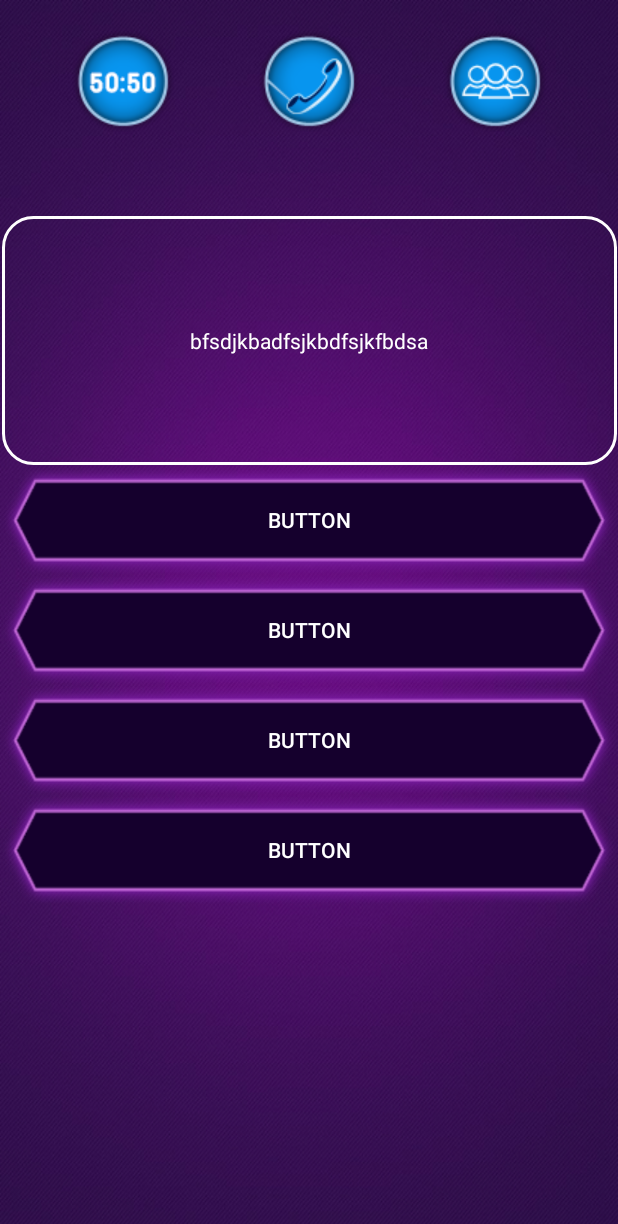
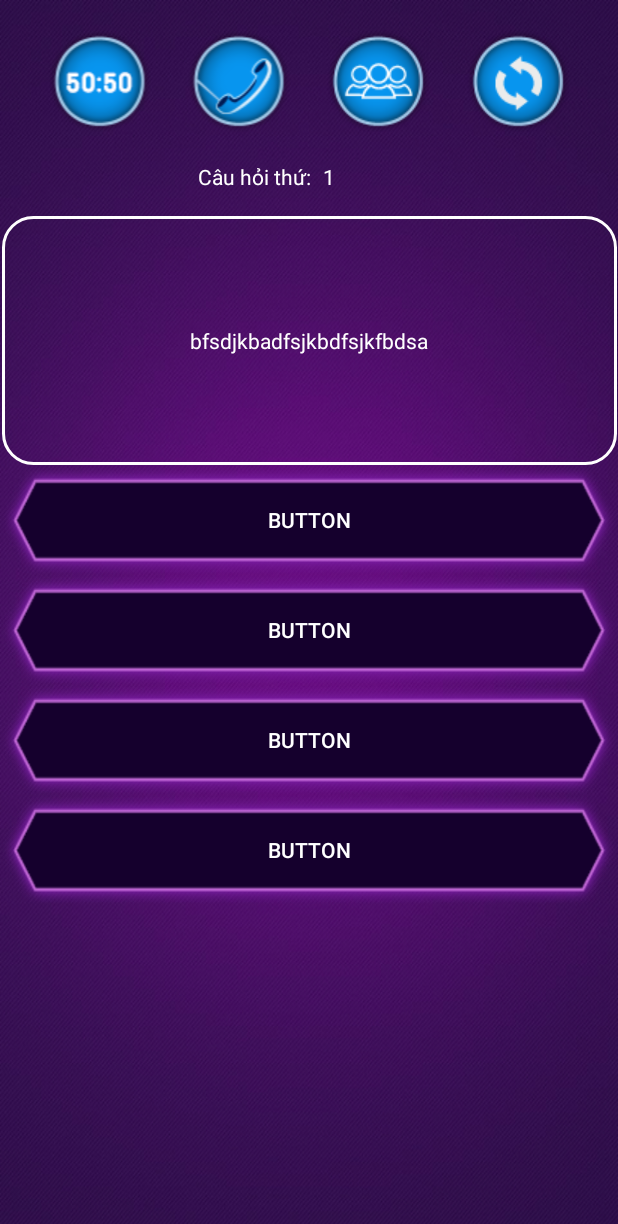
Before and after one commit to trinhsytuan/AiLaTrieuPhu2, an Android app: the ai_la_trieu_phu_player screen opened directly, with no data from a screen before it, on a phone screen of 412 x 824 dp. Shown: the top 1224 px of the screen. Run offline under Robolectric (Android 15) with nearby library versions, the phone set to English and light mode, and no system bars; network calls fail; 8 statements that could not run were skipped.

Commit message:
update code

```diff
--- a/app/src/main/java/com/example/ailatrieuphu/SoundPlayer.java
+++ b/app/src/main/java/com/example/ailatrieuphu/SoundPlayer.java
@@ -2,6 +2,7 @@ package com.example.ailatrieuphu;
 
 import android.content.Context;
 import android.media.MediaPlayer;
+import android.util.Log;
 
 public class SoundPlayer {
     private MediaPlayer mediaPlayer;
@@ -21,6 +22,7 @@ public class SoundPlayer {
             mediaPlayer.start();
         }
     }
+
     public void GioiThieuLuatChoi() {
         mediaPlayer = MediaPlayer.create(context, R.raw.luatchoi_b);
 
@@ -40,7 +42,7 @@ public class SoundPlayer {
 
 
     public void stopMediaPlayer() {
-        if(mediaPlayer.isPlaying()) {
+        if (mediaPlayer.isPlaying()) {
             mediaPlayer.stop();
         }
     }
@@ -51,6 +53,7 @@ public class SoundPlayer {
             mediaPlayer = null;
         }
     }
+
     public void playNhac1den5() {
 
         playNen = MediaPlayer.create(context, R.raw.background_music);
@@ -61,6 +64,7 @@ public class SoundPlayer {
             playNen.start();
         }
     }
+
     public void playNhac6den9() {
         playNen = MediaPlayer.create(context, R.raw.background_music_b);
         playNen.setLooping(true);
@@ -70,6 +74,7 @@ public class SoundPlayer {
             playNen.start();
         }
     }
+
     public void playNhac10den15() {
         playNen = MediaPlayer.create(context, R.raw.background_music_c);
         playNen.setLooping(true);
@@ -79,23 +84,31 @@ public class SoundPlayer {
             playNen.start();
         }
     }
+
     public void nhaccauhoi(int id) {
         String resourceName = "ques" + id;
         int resID = context.getResources().getIdentifier(resourceName, "raw", context.getPackageName());
         cauhoi = MediaPlayer.create(context, resID);
 
-        if(cauhoi.isPlaying()) {
+        if (cauhoi.isPlaying()) {
             cauhoi.pause();
-        }
-        else{
+        } else {
             cauhoi.start();
         }
     }
+
     public void stopNen() {
         if (playNen != null) {
-            playNen.stop();
+            playNen.pause();
         }
     }
+
+    public void startNen() {
+        if (playNen != null) {
+            playNen.start();
+        }
+    }
+
     public void destoryAll() {
         if (mediaPlayer != null) {
             mediaPlayer.release();
@@ -106,9 +119,9 @@ public class SoundPlayer {
             cauhoi = null;
         }
         if (playNen != null) {
-            playNen.release();
-            playNen = null;
+            playNen.pause();
         }
 
     }
+
 }
--- a/app/src/main/res/layout/activity_ai_la_trieu_phu_player.xml
+++ b/app/src/main/res/layout/activity_ai_la_trieu_phu_player.xml
@@ -44,7 +44,7 @@
             android:layout_height="wrap_content"
             android:layout_weight="1"
             android:src="@drawable/btn_change_bg"
-            android:visibility="gone" />
+            android:visibility="visible" />
     </LinearLayout>
 
     <TextView
@@ -116,4 +116,25 @@
         </LinearLayout>
     </LinearLayout>
 
+    <TextView
+        android:id="@+id/textView6"
+        android:layout_width="wrap_content"
+        android:layout_height="wrap_content"
+        android:layout_marginStart="132dp"
+        android:layout_marginTop="20dp"
+        android:text="Câu hỏi thứ:"
+        android:textColor="#ffffff"
+        app:layout_constraintStart_toStartOf="parent"
+        app:layout_constraintTop_toBottomOf="@+id/linearLayout" />
+
+    <TextView
+        android:id="@+id/cauhoi"
+        android:layout_width="wrap_content"
+        android:layout_height="wrap_content"
+        android:layout_marginStart="8dp"
+        android:layout_marginTop="20dp"
+        android:textColor="#ffffff"
+        app:layout_constraintStart_toEndOf="@+id/textView6"
+        app:layout_constraintTop_toBottomOf="@+id/linearLayout" />
+
 </androidx.constraintlayout.widget.ConstraintLayout>
```
Also changed, not shown: app/src/main/java/com/example/ailatrieuphu/SoundAnswer.java (+31 -10 lines), app/src/main/java/com/example/ailatrieuphu/ai_la_trieu_phu_player.java (+42 -4 lines), 4 other files.
